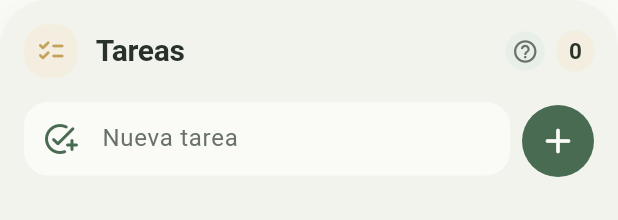
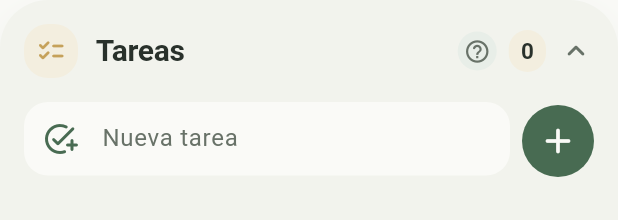
Before and after one commit to ErickBarbosa7/StudyHub, a Flutter app: the TaskList widget shown alone on an empty page, opened directly, on a phone screen of 412 x 824 dp. Shown: the top 220 px of the screen. Run offline on Flutter 3.47's test engine with Material 3 defaults, Android fonts, the phone set to English and light mode, and no system bars; our stand-ins replace audioplayers, flutter_riverpod, lottie, qr_flutter, shared_preferences, socket_io_client; missing offline and left inert: mobile_scanner; accounts and stored records are empty; network calls fail; Roboto replaces fonts that are missing (Recursive).

Commit message:
Correccion en diseno

```diff
--- a/F_StudyHub/lib/ui/widgets/task_list.dart
+++ b/F_StudyHub/lib/ui/widgets/task_list.dart
@@ -1,3 +1,4 @@
+import "package:shared_preferences/shared_preferences.dart";
 import 'package:flutter/material.dart';
 import 'package:flutter/services.dart';
 import 'package:flutter_riverpod/flutter_riverpod.dart';
@@ -23,6 +24,36 @@ class TaskList extends ConsumerStatefulWidget {
 class _TaskListState extends ConsumerState<TaskList> {
   final _taskController = TextEditingController();
   final _formKey = GlobalKey<FormState>();
+  bool _isExpanded = true;
+  bool _isFirstLoad = true;
+  static const _prefsKey = 'tasks_expanded';
+
+  @override
+  void initState() {
+    super.initState();
+    _loadState();
+  }
+
+  Future<void> _loadState() async {
+    final prefs = await SharedPreferences.getInstance();
+    if (mounted) {
+      setState(() {
+        if (prefs.containsKey(_prefsKey)) {
+          _isExpanded = prefs.getBool(_prefsKey) ?? true;
+        }
+        _isFirstLoad = false;
+      });
+    }
+  }
+
+  Future<void> _toggleExpanded() async {
+    setState(() {
+      _isExpanded = !_isExpanded;
+      _isFirstLoad = false;
+    });
+    final prefs = await SharedPreferences.getInstance();
+    await prefs.setBool(_prefsKey, _isExpanded);
+  }
 
   // Límite de caracteres centralizado
   static const int maxTaskLength = 100;
@@ -300,7 +331,12 @@ class _TaskListState extends ConsumerState<TaskList> {
       child: Column(
         crossAxisAlignment: CrossAxisAlignment.stretch,
         children: [
-          Row(
+          MouseRegion(
+            cursor: SystemMouseCursors.click,
+            child: GestureDetector(
+              onTap: _toggleExpanded,
+              behavior: HitTestBehavior.opaque,
+              child: Row(
                 children: [
                   Container(
                     padding: EdgeInsets.all(compact ? 8 : 10),
@@ -348,10 +384,27 @@ class _TaskListState extends ConsumerState<TaskList> {
                       ),
                     ),
                   ),
+                  const SizedBox(width: 8),
+                  Icon(
+                    _isExpanded
+                        ? Icons.expand_less_rounded
+                        : Icons.expand_more_rounded,
+                    color: kColorTextSecondary,
+                    size: 24,
+                  ),
                 ],
               ),
+            ),
+          ),
+          AnimatedSize(
+            duration: _isFirstLoad ? Duration.zero : const Duration(milliseconds: 300),
+            curve: Curves.easeInOut,
+            child: !_isExpanded
+                ? const SizedBox(width: double.infinity)
+                : Column(
+                    crossAxisAlignment: CrossAxisAlignment.stretch,
+                    children: [
                       SizedBox(height: compact ? 16 : 24),
-
                       Form(
                         key: _formKey,
                         child: Row(
@@ -362,11 +415,9 @@ class _TaskListState extends ConsumerState<TaskList> {
                                 controller: _taskController,
                                 textCapitalization: TextCapitalization.sentences,
 
-                    // --- RESTRICCIONES Y CONTROL DE TECLADO ---
                                 maxLength: maxTaskLength,
                                 maxLengthEnforcement: MaxLengthEnforcement.enforced,
 
-                    // Controla qué tan arriba salta el campo al abrir el teclado (evita el "super arriba")
                                 scrollPadding: const EdgeInsets.only(bottom: 60),
 
                                 style: const TextStyle(color: kColorInk),
@@ -374,9 +425,6 @@ class _TaskListState extends ConsumerState<TaskList> {
                                   labelText: 'Nueva tarea',
                                   hintText: 'ej. Terminar ejercicios',
 
-                      // TRUCO DE PRODUCCIÓN:
-                      // Oculta el contador, pero reserva el espacio con helperText
-                      // Esto evita que la UI "salte" y empuje todo cuando sale el texto de error.
                                   counterText: '',
                                   helperText: ' ',
 
@@ -417,7 +465,6 @@ class _TaskListState extends ConsumerState<TaskList> {
                             ),
                             SizedBox(width: compact ? 8 : 12),
 
-                // Alineamos el botón con el Padding para compensar el espacio del helperText
                             Padding(
                               padding: const EdgeInsets.only(bottom: 22.0),
                               child: SizedBox(
@@ -442,7 +489,6 @@ class _TaskListState extends ConsumerState<TaskList> {
                         ),
                       ),
                       SizedBox(height: compact ? 16 : 24),
-
                       if (tasks.isEmpty)
                         Padding(
                           padding: const EdgeInsets.symmetric(vertical: 24),
@@ -468,6 +514,9 @@ class _TaskListState extends ConsumerState<TaskList> {
                               onToggleComplete: () => _toggleComplete(task),
                               onOpenMenu: () => _showTaskActions(task),
                             )),
+                    ],
+                  ),
+          ),
         ],
       ),
     );
```
Also changed, not shown: F_StudyHub/lib/ui/screens/create_room_screen.dart (+74 -112 lines), F_StudyHub/lib/ui/widgets/custom_snackbar.dart (added, +32 -0 lines), F_StudyHub/lib/ui/widgets/pomodoro_timer.dart (+67 -104 lines). Lines whose indentation alone changed are shown as unchanged.
